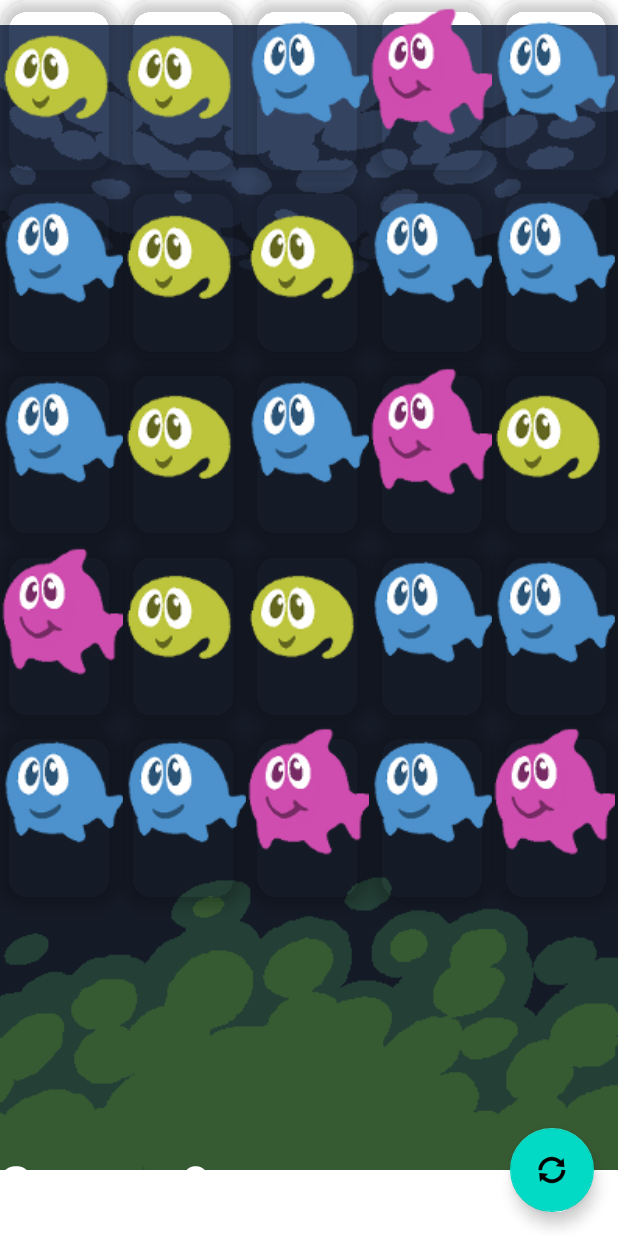
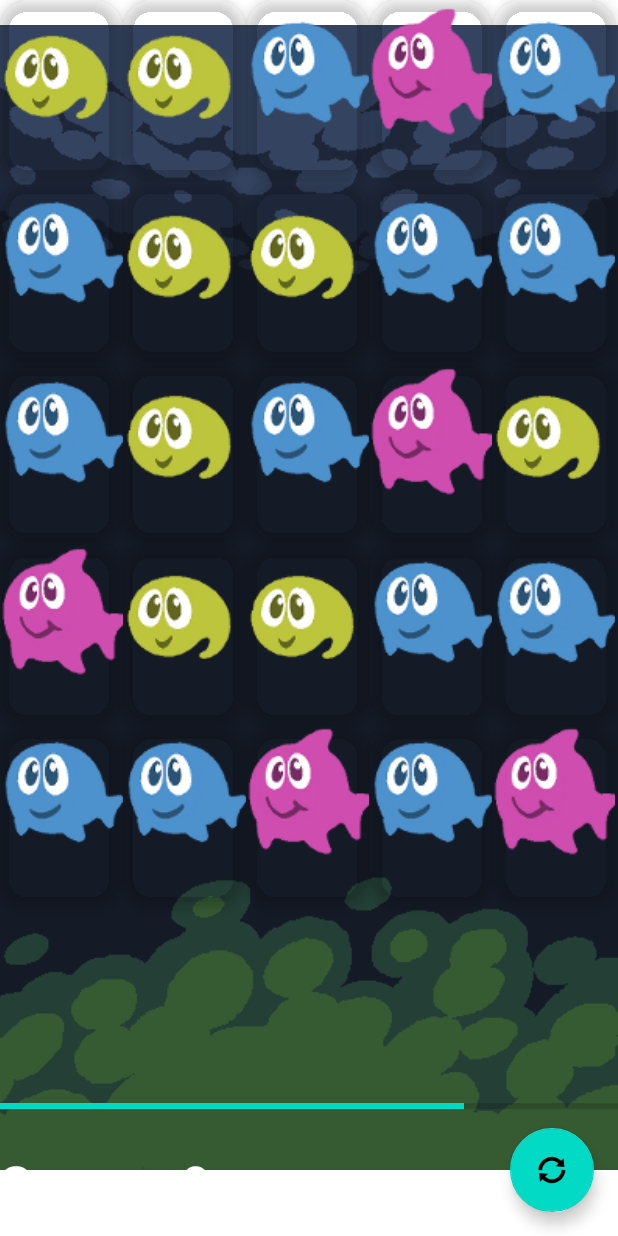
Before and after one commit to bthaus/Fische_Fressen, an Android app: the screen it shows after launch (GameScreen), after a tap on an icon or button, on a phone screen of 412 x 824 dp. Run offline under Robolectric (Android 15) with nearby library versions, the phone set to English and light mode, and no system bars; our stand-ins replace navigation-ui.

Commit message:
bodo: added bubblebar base

```diff
--- a/app/src/main/java/com/example/fische_fressen/FishAdapter.java
+++ b/app/src/main/java/com/example/fische_fressen/FishAdapter.java
@@ -254,6 +254,7 @@ public class FishAdapter extends ArrayAdapter<FishContainer> {
         Log.e("TAG", "offset " + offset);
         Looper.prepare();
         int points = 2;
+        int timeout=300;
         try {
             while (true) {
                 //calculate offset
@@ -263,11 +264,14 @@ public class FishAdapter extends ArrayAdapter<FishContainer> {
                 fishContainer = dinner.container;
                 points *= dinner.points;
               gameScreen.datasetchanged();
+              gameScreen.bubble(fishContainer.fish.getSize());
                 if (dinner.points!=1  ) {
                     gameScreen.setPoints(points);
                 }
                 try {
-                    Thread.sleep(300);
+
+                    Thread.sleep(timeout);
+                    timeout=(int)(timeout*0.66);
                 } catch (InterruptedException e) {
                     e.printStackTrace();
                 }
--- a/app/src/main/java/com/example/fische_fressen/GameScreen.java
+++ b/app/src/main/java/com/example/fische_fressen/GameScreen.java
@@ -4,8 +4,10 @@ import android.content.Intent;
 import android.database.DataSetObserver;
 import android.graphics.Matrix;
 import android.os.AsyncTask;
+import android.os.Build;
 import android.os.Bundle;
 
+import androidx.annotation.RequiresApi;
 import androidx.appcompat.app.AppCompatActivity;
 
 import android.util.Log;
@@ -38,7 +40,7 @@ public class GameScreen extends AppCompatActivity {
     //ganzes spielfeld als fragment umsetzen, je nach modus anderes fragment
     //score und spielerliste sind dann ein overlay unabhängig vom spielmodus
     FishAdapter adapter;
-
+    int difficulty=100;
     TextView score;
     int scorepoints = 0;
     FishContainer defaultContainer = new FishContainer(R.drawable.ic_launcher_foreground, -2);
@@ -86,6 +88,8 @@ public class GameScreen extends AppCompatActivity {
         grid.setAdapter(adapter);
         reFiller reFiller = new reFiller();
         reFiller.start();
+        Bubblebar bubblebar=new Bubblebar();
+        bubblebar.start();
 
     }
     //to be called isntead of notifydatasetchanged because this runs on the uithread no matter where you called it from
@@ -107,6 +111,26 @@ public class GameScreen extends AppCompatActivity {
         }
 
         score.setText(String.valueOf(scorepoints));
+    }
+
+    public void bubble(int size) {
+        binding.bubblebar.setProgress(binding.bubblebar.getProgress()+size*(difficulty/15));
+    }
+
+    public class Bubblebar extends Thread{
+        @RequiresApi(api = Build.VERSION_CODES.N)
+        @Override
+        public void run() {
+            binding.bubblebar.setProgress(100);
+            while(true){
+                try {
+                    Thread.sleep(difficulty);
+                } catch (InterruptedException e) {
+                    e.printStackTrace();
+                }
+                binding.bubblebar.setProgress(binding.bubblebar.getProgress()-1,true);
+            }
+        }
     }
 
 
--- a/app/src/main/res/layout/activity_game_screen.xml
+++ b/app/src/main/res/layout/activity_game_screen.xml
@@ -4,6 +4,7 @@
     xmlns:tools="http://schemas.android.com/tools"
     android:layout_width="match_parent"
     android:layout_height="match_parent"
+    android:layout_gravity="bottom|center_horizontal"
     tools:context=".GameScreen">
 
     <com.google.android.material.appbar.AppBarLayout
@@ -82,4 +83,11 @@
         android:textSize="34sp"
         android:textStyle="bold" />
 
+    <ProgressBar
+        android:id="@+id/bubblebar"
+        style="?android:attr/progressBarStyleHorizontal"
+        android:layout_width="match_parent"
+        android:layout_height="173dp"
+        android:layout_gravity="bottom|center_horizontal" />
+
 </androidx.coordinatorlayout.widget.CoordinatorLayout>
```
